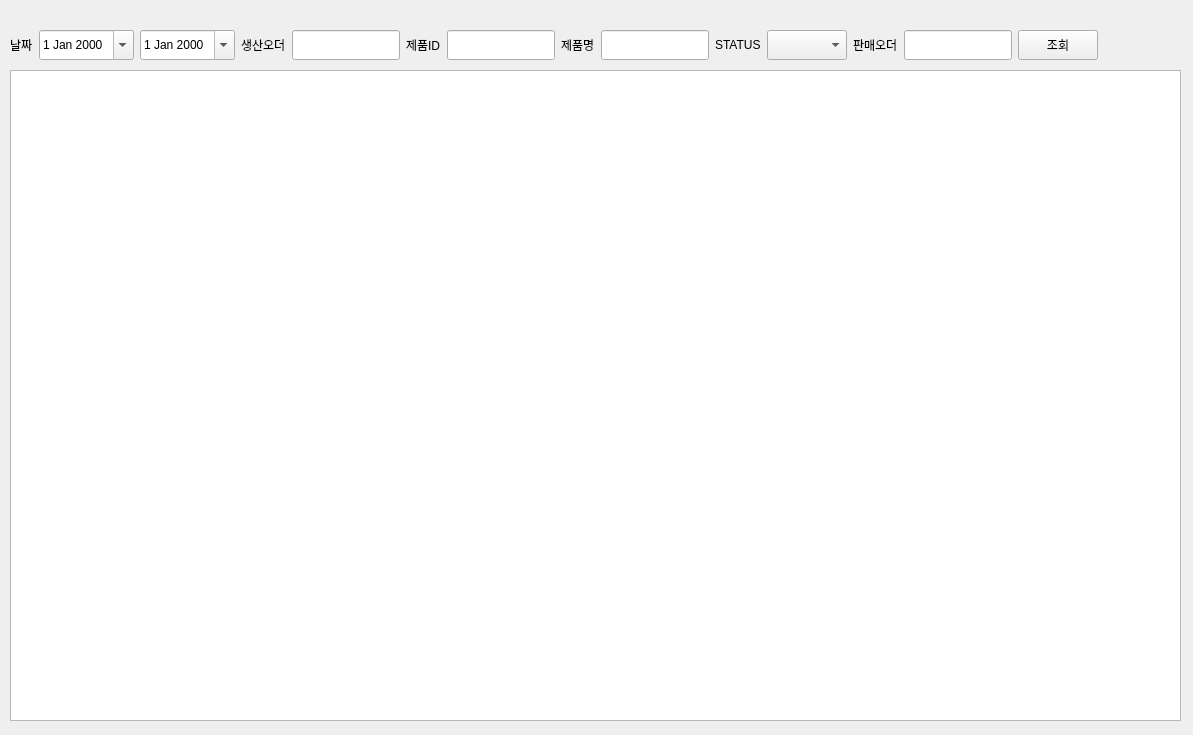
First picture: the form in ui/total_prod_order.ui, repository RaineyLee/dooch_mes_v1.2, before the edit.
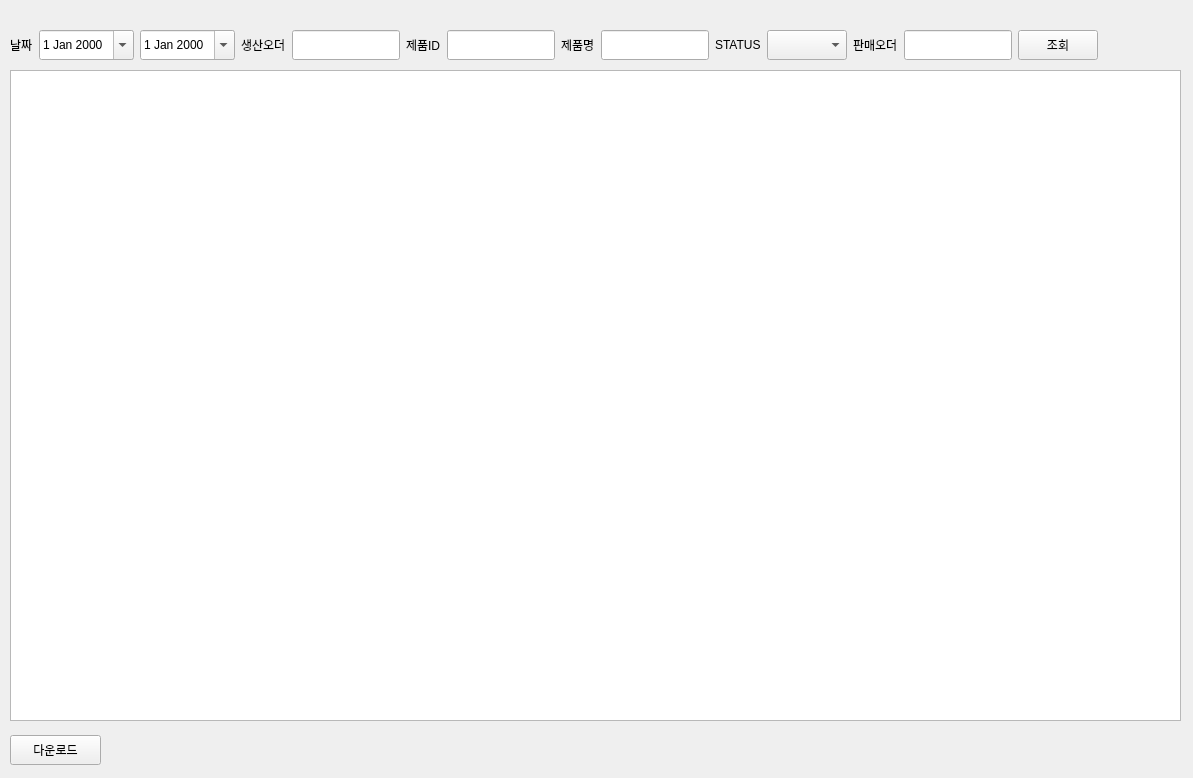
Second picture: the form after the edit.

```diff
--- a/ui/total_prod_order.ui
+++ b/ui/total_prod_order.ui
@@ -7,7 +7,7 @@
     <x>0</x>
     <y>0</y>
     <width>1193</width>
-    <height>735</height>
+    <height>778</height>
    </rect>
   </property>
   <property name="sizePolicy">
@@ -324,6 +324,40 @@
     </item>
    </layout>
   </widget>
+  <widget class="QWidget" name="horizontalLayoutWidget_2">
+   <property name="geometry">
+    <rect>
+     <x>10</x>
+     <y>730</y>
+     <width>91</width>
+     <height>41</height>
+    </rect>
+   </property>
+   <layout class="QHBoxLayout" name="layout_download" stretch="0">
+    <property name="sizeConstraint">
+     <enum>QLayout::SetMinimumSize</enum>
+    </property>
+    <item>
+     <widget class="QPushButton" name="btn_download">
+      <property name="minimumSize">
+       <size>
+        <width>0</width>
+        <height>30</height>
+       </size>
+      </property>
+      <property name="maximumSize">
+       <size>
+        <width>100</width>
+        <height>30</height>
+       </size>
+      </property>
+      <property name="text">
+       <string>다운로드</string>
+      </property>
+     </widget>
+    </item>
+   </layout>
+  </widget>
  </widget>
  <resources/>
  <connections/>
```
